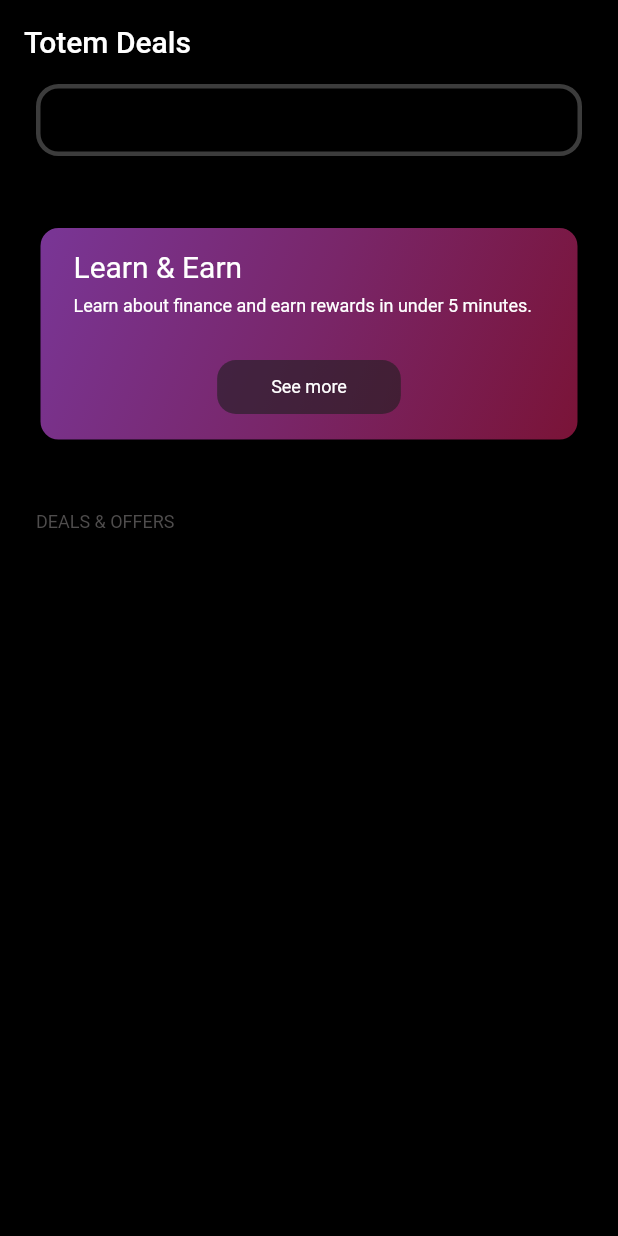
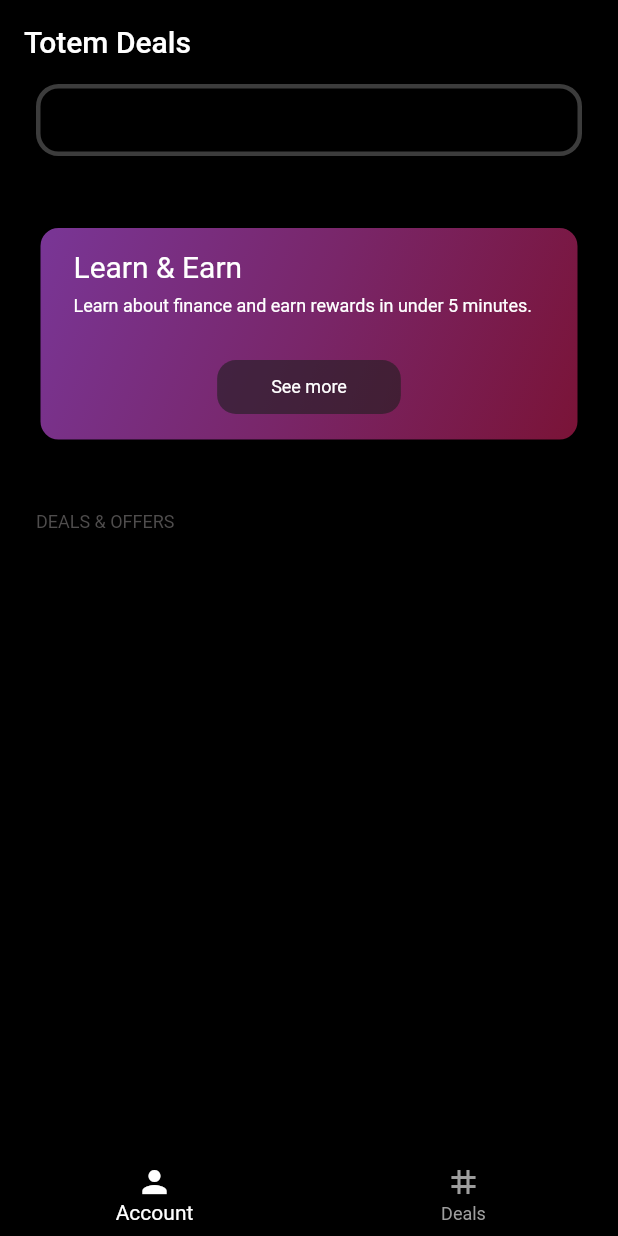
Before and after one commit to mariadoan247/totem_test_features, a Flutter app: the screen it shows after launch, on a phone screen of 412 x 824 dp. Run offline on Flutter 3.47's test engine with Material 2 defaults, Android fonts, the phone set to English and light mode, and no system bars.

```diff
--- a/lib/main.dart
+++ b/lib/main.dart
@@ -40,6 +40,25 @@ class _MyHomePageState extends State<MyHomePage> {
         backgroundColor: Colors.black,
       ),
       backgroundColor: Colors.black,
+      bottomNavigationBar: BottomNavigationBar(
+        // selectedIconTheme: IconThemeData(color: Colors.white),
+        // unselectedIconTheme: IconThemeData(color: Colors.grey),
+        // selectedLabelStyle: TextStyle(color: Colors.white),
+        // unselectedLabelStyle: TextStyle(color: Colors.grey),
+        selectedItemColor: Colors.white,
+        unselectedItemColor: Colors.grey,
+        backgroundColor: Colors.black,
+        items: const [
+          BottomNavigationBarItem(
+            icon: Icon(Icons.person),
+            label: "Account",
+          ),
+          BottomNavigationBarItem(
+            icon: Icon(Icons.tag),
+            label: "Deals",
+          ),
+        ],
+      ),
       body: Padding(
         padding: const EdgeInsets.symmetric(horizontal: 24.0),
         child: SingleChildScrollView(
```
